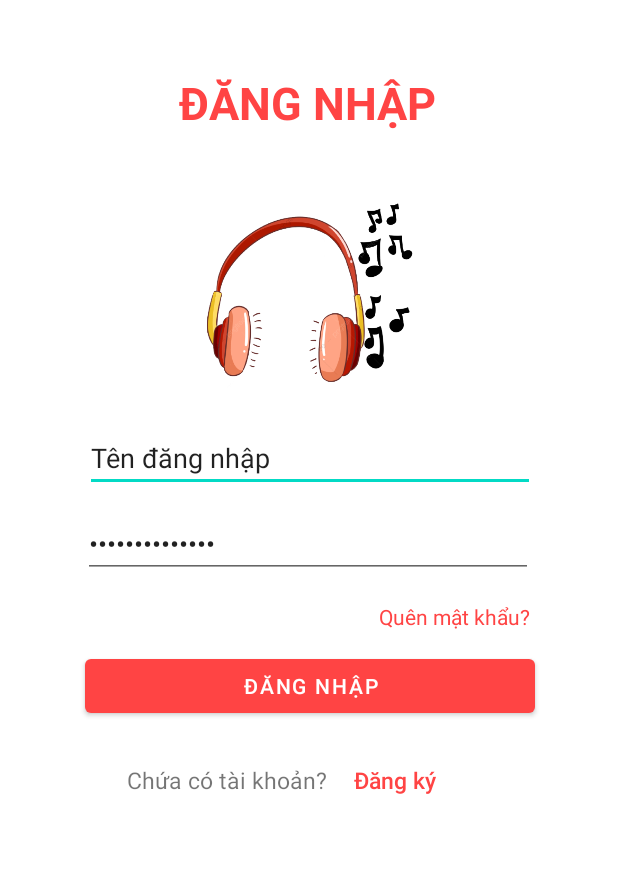
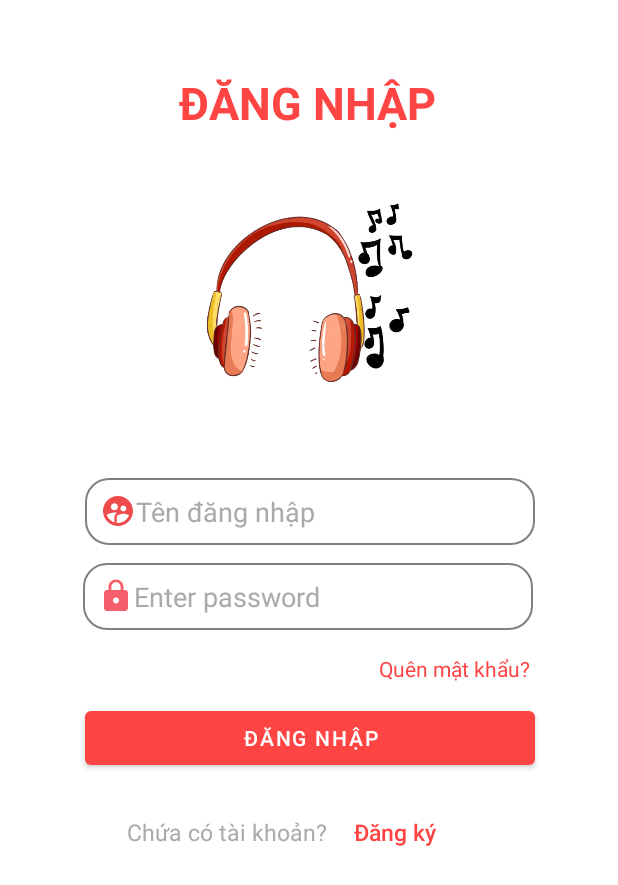
Before and after one commit to trancongdung12/KOMusic, an Android app: the Login screen opened directly, with no data from a screen before it, on a phone screen of 412 x 824 dp. Shown: the top 885 px of the screen. Run offline under Robolectric (Android 15) with nearby library versions, the light colour scheme and no system bars.

Commit message:
update login

```diff
--- /dev/null
+++ b/app/src/main/res/drawable/edit_text_border_bottom.xml
@@ -0,0 +1,20 @@
+<?xml version="1.0" encoding="utf-8"?>
+<shape xmlns:android="http://schemas.android.com/apk/res/android">
+    <stroke
+        android:width="1dp"
+        android:color="@color/gray" />
+    <solid
+        android:color="#00FFFFFF"
+        android:paddingLeft="10dp"
+        android:paddingTop="10dp"/>
+    <padding
+        android:left="10dp"
+        android:top="10dp"
+        android:right="10dp"
+        android:bottom="10dp" />
+    <corners
+        android:bottomRightRadius="15dp"
+        android:bottomLeftRadius="15dp"
+        android:topLeftRadius="15dp"
+        android:topRightRadius="15dp" />
+</shape>
--- /dev/null
+++ b/app/src/main/res/drawable/ic_baseline_lock_24.xml
@@ -0,0 +1,5 @@
+<vector android:height="24dp" android:tint="#F45F6B"
+    android:viewportHeight="24" android:viewportWidth="24"
+    android:width="24dp" xmlns:android="http://schemas.android.com/apk/res/android">
+    <path android:fillColor="@android:color/white" android:pathData="M18,8h-1L17,6c0,-2.76 -2.24,-5 -5,-5S7,3.24 7,6v2L6,8c-1.1,0 -2,0.9 -2,2v10c0,1.1 0.9,2 2,2h12c1.1,0 2,-0.9 2,-2L20,10c0,-1.1 -0.9,-2 -2,-2zM12,17c-1.1,0 -2,-0.9 -2,-2s0.9,-2 2,-2 2,0.9 2,2 -0.9,2 -2,2zM15.1,8L8.9,8L8.9,6c0,-1.71 1.39,-3.1 3.1,-3.1 1.71,0 3.1,1.39 3.1,3.1v2z"/>
+</vector>
--- a/app/src/main/res/layout/activity_login.xml
+++ b/app/src/main/res/layout/activity_login.xml
@@ -5,6 +5,7 @@
     xmlns:app="http://schemas.android.com/apk/res-auto"
     android:layout_width="match_parent"
     android:layout_height="match_parent"
+    android:background="@color/white"
     tools:context=".Login">
 
     <TextView
@@ -25,23 +26,31 @@
         android:id="@+id/txtUsername"
         android:layout_width="300dp"
         android:layout_height="wrap_content"
-        android:layout_marginTop="12dp"
+        android:layout_marginTop="48dp"
+        android:background="@drawable/edit_text_border_bottom"
+        android:drawableStart="@drawable/ic_baseline_supervised_user_circle_24"
         android:ems="10"
+        android:hint="Tên đăng nhập"
         android:inputType="textPersonName"
-        android:text="Tên đăng nhập"
+        android:textColor="@color/black"
+        android:textColorHint="@android:color/darker_gray"
         app:layout_constraintEnd_toEndOf="parent"
         app:layout_constraintHorizontal_bias="0.504"
         app:layout_constraintStart_toStartOf="parent"
         app:layout_constraintTop_toBottomOf="@+id/imageView8" />
 
     <EditText
+        android:background="@drawable/edit_text_border_bottom"
         android:id="@+id/txtPass"
         android:layout_width="300dp"
         android:layout_height="wrap_content"
         android:layout_marginTop="12dp"
+        android:drawableStart="@drawable/ic_baseline_lock_24"
         android:ems="10"
+        android:hint="Enter password"
         android:inputType="textPassword"
-        android:text="Enter password"
+        android:textColor="@color/black"
+        android:textColorHint="@android:color/darker_gray"
         app:layout_constraintEnd_toEndOf="parent"
         app:layout_constraintHorizontal_bias="0.495"
         app:layout_constraintStart_toStartOf="parent"
@@ -65,6 +74,7 @@
         android:layout_height="wrap_content"
         android:layout_marginTop="48dp"
         android:text="Đăng nhập"
+        android:textColor="@color/white"
         app:backgroundTint="@android:color/holo_red_light"
         app:layout_constraintEnd_toEndOf="parent"
         app:layout_constraintHorizontal_bias="0.504"
@@ -77,6 +87,7 @@
         android:layout_height="wrap_content"
         android:layout_marginTop="28dp"
         android:text="Chứa có tài khoản?"
+        android:textColor="@android:color/darker_gray"
         android:textSize="15sp"
         app:layout_constraintEnd_toEndOf="parent"
         app:layout_constraintHorizontal_bias="0.303"
--- a/app/src/main/res/layout/activity_register.xml
+++ b/app/src/main/res/layout/activity_register.xml
@@ -4,6 +4,7 @@
     xmlns:tools="http://schemas.android.com/tools"
     android:layout_width="match_parent"
     android:layout_height="match_parent"
+    android:background="@color/white"
     tools:context=".Register">
     <View
         android:id="@+id/view2"
--- a/app/src/main/res/values/colors.xml
+++ b/app/src/main/res/values/colors.xml
@@ -8,4 +8,5 @@
     <color name="black">#FF000000</color>
     <color name="white">#FFFFFFFF</color>
     <color name="primary">#F45F6B</color>
+    <color name="gray">#808080</color>
 </resources>
```
